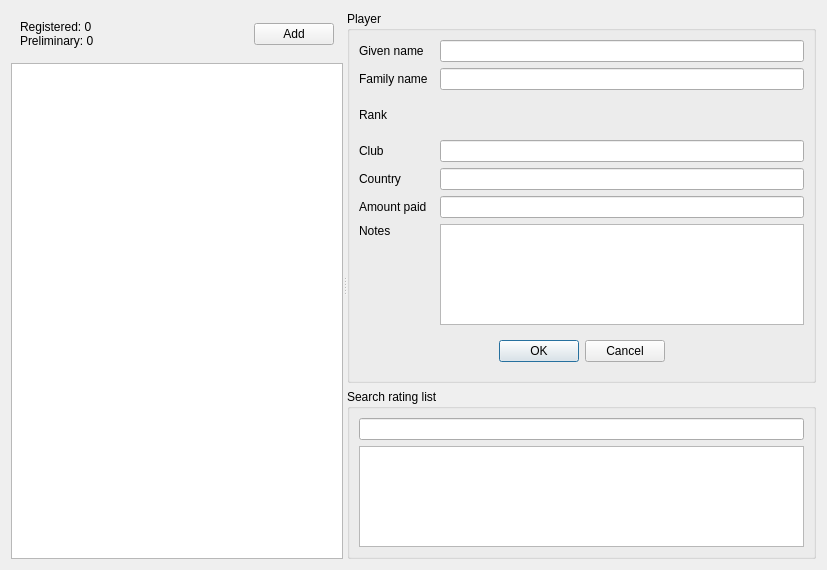
centowen/pybaduk, file player_tab.ui: the form before one commit.
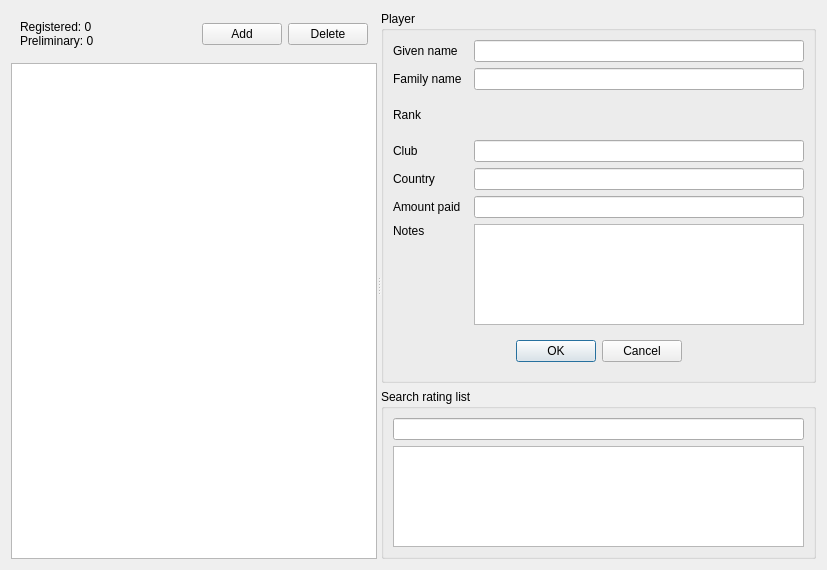
The form after the commit.

Commit message: Remove player button added. Fix reading None as No rank to rank edit box.

The edit to the form file:
```diff
--- a/player_tab.ui
+++ b/player_tab.ui
@@ -64,6 +64,13 @@
             </property>
            </widget>
           </item>
+          <item>
+           <widget class="QPushButton" name="delete_player">
+            <property name="text">
+             <string>Delete</string>
+            </property>
+           </widget>
+          </item>
          </layout>
         </widget>
        </item>
```
Left out of the diff: 1 changed line with no effect on the pictures. The commit also changes 2 other files.
